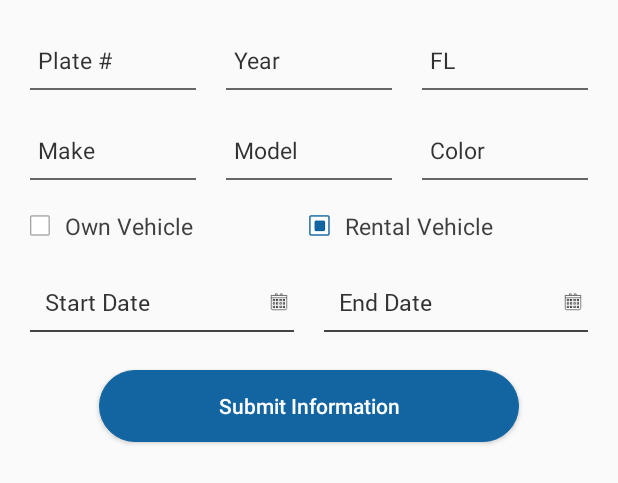
After one commit to SaeedHyder/EZ_Go_Reload_Android, an Android app: the layout fragment_add_vehicle.xml on its own in the app's theme, with its tools: preview values and no code run, on a phone screen of 412 x 824 dp. The commit adds this screen. Shown: the top 483 px of the screen. Run offline under Robolectric (Android 15) with nearby library versions, the phone set to English and light mode, and no system bars.

Commit message:
Signed-off-by: shahsyed <shahsyed@axact.com>

```diff
--- a/app/src/main/java/com/ingic/ezgoreload/fragments/HomeFragment.java
+++ b/app/src/main/java/com/ingic/ezgoreload/fragments/HomeFragment.java
@@ -35,7 +35,7 @@ public class HomeFragment extends BaseFragment {
     @Override
     public void onViewCreated(View view, Bundle savedInstanceState) {
         super.onViewCreated(view, savedInstanceState);
-
+        getDockActivity().replaceDockableFragment(CardListFragment.newInstance(),"asd");
     }
 
 
--- a/app/src/main/java/com/ingic/ezgoreload/fragments/LoginFragment.java
+++ b/app/src/main/java/com/ingic/ezgoreload/fragments/LoginFragment.java
@@ -42,9 +42,6 @@ public class LoginFragment extends BaseFragment {
     public void onViewCreated(View view, Bundle savedInstanceState) {
         // TODO Auto-generated method stub
         super.onViewCreated(view, savedInstanceState);
-        ButterKnife.bind(this, view);
-
-
     }
 
 
--- /dev/null
+++ b/app/src/main/res/drawable/cb_selector.xml
@@ -0,0 +1,5 @@
+<?xml version="1.0" encoding="utf-8"?>
+<selector xmlns:android="http://schemas.android.com/apk/res/android">
+    <item android:state_checked="true" android:drawable="@drawable/chck_selected" />
+    <item android:state_checked="false" android:drawable="@drawable/chck_unselected" />
+</selector>
--- /dev/null
+++ b/app/src/main/res/layout/fragment_add_vehicle.xml
@@ -0,0 +1,282 @@
+<?xml version="1.0" encoding="utf-8"?>
+<LinearLayout xmlns:android="http://schemas.android.com/apk/res/android"
+    xmlns:app="http://schemas.android.com/apk/res-auto"
+    xmlns:tools="http://schemas.android.com/tools"
+    android:layout_width="match_parent"
+    android:layout_height="match_parent"
+    android:orientation="vertical">
+
+    <LinearLayout
+        android:layout_width="match_parent"
+        android:layout_height="wrap_content"
+        android:layout_marginEnd="@dimen/x20"
+        android:layout_marginStart="@dimen/x20"
+        android:layout_marginTop="@dimen/x20"
+        android:orientation="horizontal">
+
+        <com.ingic.ezgoreload.ui.views.AnyEditTextView
+            android:id="@+id/edtplate"
+            android:layout_width="0dp"
+            android:layout_height="@dimen/x40"
+            android:layout_gravity="center_vertical"
+            android:layout_marginEnd="@dimen/x20"
+            android:layout_weight="1"
+            android:alpha="0.8"
+            android:background="@drawable/bottom_line"
+            android:gravity="center_vertical"
+            android:hint="@string/plate"
+            android:imeOptions="actionNext"
+            android:inputType="textMultiLine"
+            android:maxLength="20"
+            android:maxLines="1"
+            android:paddingEnd="@dimen/x5"
+            android:paddingStart="@dimen/x5"
+            android:textColor="@color/black"
+            android:textColorHint="@color/black"
+            android:textSize="@dimen/x15"
+            app:typeface="Roboto-Regular.ttf" />
+
+        <com.ingic.ezgoreload.ui.views.AnyEditTextView
+            android:id="@+id/edtyear"
+            android:layout_width="0dp"
+            android:layout_height="@dimen/x40"
+            android:layout_gravity="center_vertical"
+            android:layout_marginEnd="@dimen/x20"
+            android:layout_weight="1"
+            android:alpha="0.8"
+            android:background="@drawable/bottom_line"
+            android:gravity="center_vertical"
+            android:hint="@string/year"
+            android:imeOptions="actionNext"
+            android:inputType="number"
+            android:maxLength="4"
+            android:maxLines="1"
+            android:paddingEnd="@dimen/x5"
+            android:paddingStart="@dimen/x5"
+            android:singleLine="true"
+            android:textColor="@color/black"
+            android:textColorHint="@color/black"
+            android:textSize="@dimen/x15"
+            app:typeface="Roboto-Regular.ttf" />
+
+        <com.ingic.ezgoreload.ui.views.AnyEditTextView
+            android:id="@+id/edtfl"
+            android:layout_width="0dp"
+            android:layout_height="@dimen/x40"
+            android:layout_gravity="center_vertical"
+            android:layout_weight="1"
+            android:alpha="0.8"
+
+            android:background="@drawable/bottom_line"
+            android:gravity="center_vertical"
+            android:hint="@string/fl"
+            android:imeOptions="actionNext"
+            android:inputType="textMultiLine"
+            android:maxLength="30"
+            android:maxLines="1"
+            android:paddingEnd="@dimen/x5"
+            android:paddingStart="@dimen/x5"
+            android:singleLine="true"
+            android:textColor="@color/black"
+            android:textColorHint="@color/black"
+            android:textSize="@dimen/x15"
+            app:typeface="Roboto-Regular.ttf" />
+
+    </LinearLayout>
+
+    <LinearLayout
+        android:layout_width="match_parent"
+        android:layout_height="wrap_content"
+        android:layout_marginEnd="@dimen/x20"
+        android:layout_marginStart="@dimen/x20"
+        android:layout_marginTop="@dimen/x20"
+        android:orientation="horizontal">
+
+        <com.ingic.ezgoreload.ui.views.AnyEditTextView
+            android:id="@+id/edtmake"
+            android:layout_width="0dp"
+            android:layout_height="@dimen/x40"
+            android:layout_gravity="center_vertical"
+            android:layout_marginEnd="@dimen/x20"
+            android:layout_weight="1"
+            android:alpha="0.8"
+            android:background="@drawable/bottom_line"
+            android:gravity="center_vertical"
+            android:hint="@string/make"
+            android:imeOptions="actionNext"
+            android:inputType="textMultiLine"
+            android:maxLength="30"
+            android:maxLines="1"
+            android:paddingEnd="@dimen/x5"
+            android:paddingStart="@dimen/x5"
+            android:singleLine="true"
+            android:textColor="@color/black"
+            android:textColorHint="@color/black"
+            android:textSize="@dimen/x15"
+            app:typeface="Roboto-Regular.ttf" />
+
+        <com.ingic.ezgoreload.ui.views.AnyEditTextView
+            android:id="@+id/edtmodel"
+            android:layout_width="0dp"
+            android:layout_height="@dimen/x40"
+            android:layout_gravity="center_vertical"
+            android:layout_marginEnd="@dimen/x20"
+            android:layout_weight="1"
+            android:alpha="0.8"
+            android:background="@drawable/bottom_line"
+            android:gravity="center_vertical"
+            android:hint="@string/moel"
+            android:imeOptions="actionNext"
+            android:inputType="textMultiLine"
+            android:maxLength="30"
+            android:maxLines="1"
+            android:paddingEnd="@dimen/x5"
+            android:paddingStart="@dimen/x5"
+            android:singleLine="true"
+            android:textColor="@color/black"
+            android:textColorHint="@color/black"
+            android:textSize="@dimen/x15"
+            app:typeface="Roboto-Regular.ttf" />
+
+        <com.ingic.ezgoreload.ui.views.AnyEditTextView
+            android:id="@+id/edtcolor"
+            android:layout_width="0dp"
+            android:layout_height="@dimen/x40"
+            android:layout_gravity="center_vertical"
+            android:layout_weight="1"
+            android:alpha="0.8"
+            android:background="@drawable/bottom_line"
+            android:gravity="center_vertical"
+            android:hint="@string/color"
+            android:imeOptions="actionDone"
+            android:inputType="textMultiLine"
+            android:maxLength="30"
+            android:maxLines="1"
+            android:paddingEnd="@dimen/x5"
+            android:paddingStart="@dimen/x5"
+            android:singleLine="true"
+            android:textColor="@color/black"
+            android:textColorHint="@color/black"
+            android:textSize="@dimen/x15"
+            app:typeface="Roboto-Regular.ttf" />
+
+    </LinearLayout>
+
+    <LinearLayout
+        android:layout_width="match_parent"
+        android:layout_height="wrap_content"
+        android:layout_marginEnd="@dimen/x20"
+        android:layout_marginStart="@dimen/x20"
+        android:layout_marginTop="@dimen/x20"
+        android:orientation="horizontal">
+
+        <CheckBox
+            android:layout_width="0dp"
+            android:layout_height="wrap_content"
+            android:layout_weight="1"
+            android:button="@drawable/cb_selector"
+            android:paddingLeft="@dimen/x10"
+            android:textSize="@dimen/x15"
+            android:text="@string/own_vehicle"
+            android:textColor="@color/dark_grey" />
+
+        <CheckBox
+            android:layout_width="0dp"
+            android:layout_height="wrap_content"
+            android:layout_weight="1"
+            android:button="@drawable/cb_selector"
+            android:checked="true"
+            android:paddingLeft="@dimen/x10"
+            android:textSize="@dimen/x15"
+            android:text="@string/rental_vehicle"
+            android:textColor="@color/dark_grey" />
+    </LinearLayout>
+
+    <LinearLayout
+        android:layout_width="match_parent"
+        android:layout_height="wrap_content"
+        android:layout_marginEnd="@dimen/x20"
+        android:layout_marginStart="@dimen/x20"
+        android:layout_marginTop="@dimen/x20"
+        android:orientation="horizontal">
+
+        <LinearLayout
+            android:id="@+id/ll_startdate"
+            android:layout_width="0dp"
+            android:layout_height="@dimen/x40"
+            android:layout_marginEnd="@dimen/x10"
+            android:layout_weight="1"
+            android:background="@drawable/bottom_line"
+            android:orientation="horizontal">
+
+            <com.ingic.ezgoreload.ui.views.AnyTextView
+                android:id="@+id/btn_startdate"
+                android:layout_width="0dp"
+                android:layout_height="match_parent"
+                android:layout_weight="0.8"
+                android:alpha="0.8"
+                android:gravity="center_vertical"
+                android:hint="@string/start_date"
+                android:paddingStart="@dimen/x10"
+                android:textColor="@color/black"
+                android:textColorHint="@color/black"
+                android:textSize="@dimen/x15"
+                app:typeface="Roboto-Regular.ttf" />
+
+            <ImageView
+                android:id="@+id/iv_startdate"
+                android:layout_width="@dimen/x20"
+                android:layout_height="@dimen/x20"
+                android:layout_gravity="center_vertical"
+                android:layout_marginLeft="@dimen/x10"
+                android:contentDescription=""
+                android:src="@drawable/date"
+                tools:ignore="ContentDescription" />
+        </LinearLayout>
+
+        <LinearLayout
+            android:id="@+id/ll_enddate"
+            android:layout_width="0dp"
+            android:layout_height="@dimen/x40"
+            android:layout_marginStart="@dimen/x10"
+            android:layout_weight="1"
+            android:background="@drawable/bottom_line"
+            android:orientation="horizontal">
+
+            <com.ingic.ezgoreload.ui.views.AnyTextView
+                android:id="@+id/btn_enddate"
+                android:layout_width="0dp"
+                android:layout_height="match_parent"
+
+                android:layout_weight="0.8"
+                android:alpha="0.8"
+                android:gravity="center_vertical"
+                android:hint="@string/end_date"
+                android:paddingStart="@dimen/x10"
+                android:textColor="@color/black"
+                android:textColorHint="@color/black"
+                android:textSize="@dimen/x15"
+                app:typeface="Roboto-Regular.ttf" />
+
+            <ImageView
+                android:id="@+id/iv_enddate"
+                android:layout_width="@dimen/x20"
+                android:layout_height="@dimen/x20"
+                android:layout_gravity="center_vertical"
+                android:layout_marginLeft="@dimen/x10"
+                android:contentDescription=""
+                android:src="@drawable/date"
+                tools:ignore="ContentDescription" />
+        </LinearLayout>
+    </LinearLayout>
+    <Button
+        android:id="@+id/btn_submit"
+        android:layout_width="@dimen/x280"
+        android:layout_height="wrap_content"
+        android:layout_gravity="center_horizontal"
+        android:layout_marginTop="@dimen/x25"
+        android:background="@drawable/button_rect_blue"
+        android:text="@string/submit_information"
+        android:textAllCaps="false"
+        android:textColor="@color/white" />
+</LinearLayout>
--- a/app/src/main/res/layout/fragment_login.xml
+++ b/app/src/main/res/layout/fragment_login.xml
@@ -193,7 +193,7 @@
             android:gravity="center"
             android:orientation="horizontal">
 
-            <ImageView
+             <ImageView
                 android:id="@+id/btn_fb"
                 android:layout_width="@dimen/x30"
                 android:layout_height="@dimen/x30"
--- a/app/src/main/res/layout/header_main.xml
+++ b/app/src/main/res/layout/header_main.xml
@@ -4,7 +4,7 @@
     android:id="@+id/header_layout"
     android:layout_width="fill_parent"
     android:layout_height="@dimen/x50"
-    android:background="@color/red">
+    android:background="@color/btn_blue">
 
 
     <ImageView
--- a/app/src/main/res/values/colors.xml
+++ b/app/src/main/res/values/colors.xml
@@ -43,5 +43,6 @@
     <color name="btn_blue">#1365A1</color>
     <color name="btn_black">#434343</color>
     <color name="bottom_line_color">#434343</color>
+    <color name="color_list_header">#E8E8E8</color>
 
 </resources>
--- a/app/src/main/res/values/strings.xml
+++ b/app/src/main/res/values/strings.xml
@@ -94,5 +94,20 @@
     <string name="pinlenght">Enter Valid Pin</string>
     <string name="reset_pin_message">Reset Pin has benn send to your Email Address</string>
     <string name="reset_pin">Reset Pin</string>
+    <string name="plate">Plate #</string>
+    <string name="year">Year</string>
+    <string name="fl">FL</string>
+    <string name="make">Make</string>
+    <string name="moel">Model</string>
+    <string name="color">Color</string>
+    <string name="own_vehicle">Own Vehicle</string>
+    <string name="rental_vehicle">Rental Vehicle</string>
+    <string name="start_date">Start Date</string>
+    <string name="end_date">End Date</string>
+    <string name="submit_information">Submit Information</string>
+    <string name="add_vehicle">Add Vehicle</string>
+    <string name="no">No.</string>
+    <string name="credit_card">Credit Card</string>
+    <string name="card_list">Credit Card List</string>
 
 </resources>
```
Also changed, not shown: app/src/main/java/com/ingic/ezgoreload/entities/CardEnt.java (added, +31 -0 lines), app/src/main/java/com/ingic/ezgoreload/fragments/AddVehicleFragment.java (added, +57 -0 lines), app/src/main/java/com/ingic/ezgoreload/fragments/CardListFragment.java (added, +106 -0 lines), app/src/main/java/com/ingic/ezgoreload/ui/viewbinder/CardListBinder.java (added, +48 -0 lines), app/src/main/java/com/ingic/ezgoreload/ui/views/TitleBar.java (+11 -2 lines), app/src/main/res/layout/fragment_card_list.xml (added, +59 -0 lines), app/src/main/res/layout/row_item_card_list.xml (added, +56 -0 lines), 1 other file.
